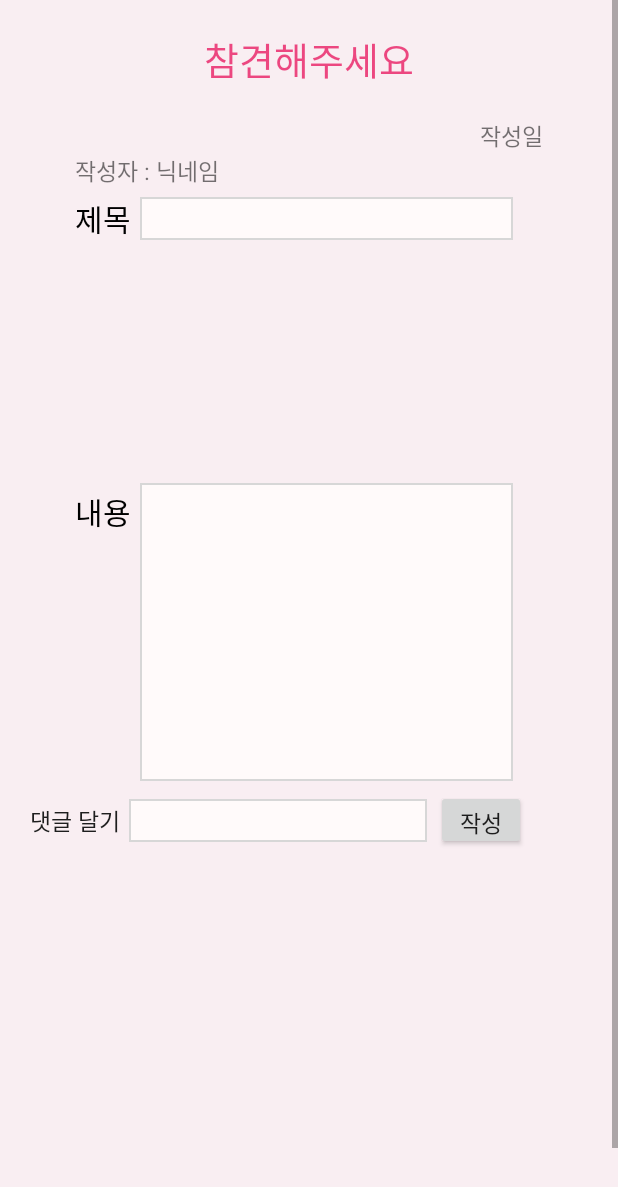
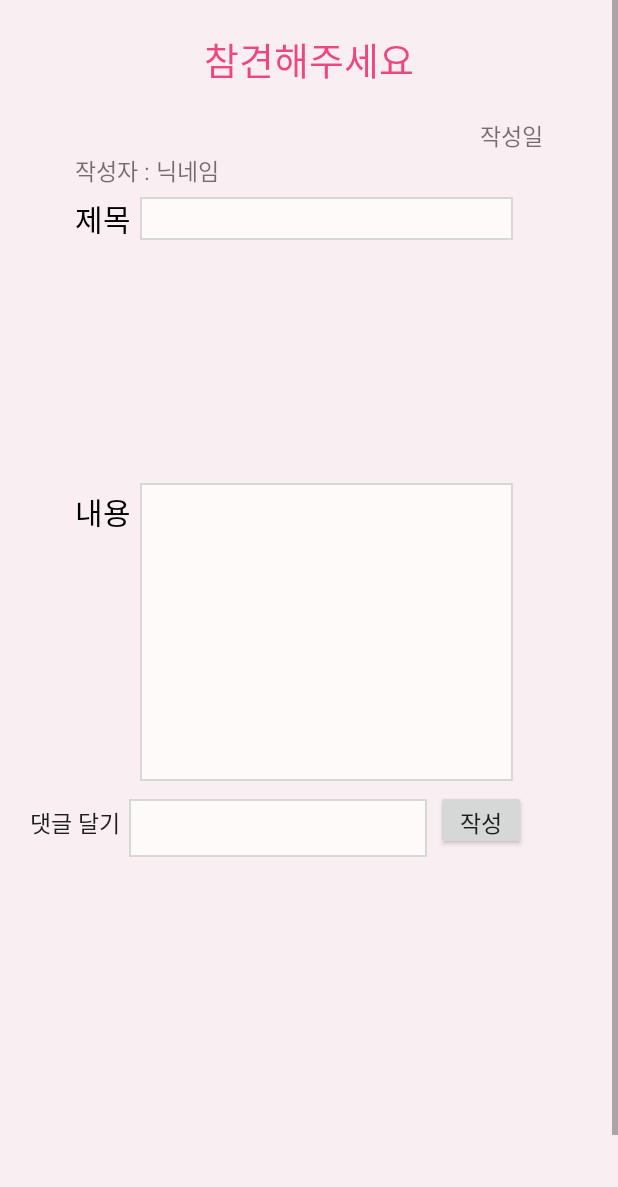
Before and after one commit to jes9401/HairShopApplication, an Android app: the layout activity_please_contents.xml on its own in the app's theme, with its tools: preview values and no code run, on a phone screen of 412 x 824 dp. Shown: the top 1187 px of the screen. Run offline under Robolectric (Android 15) with nearby library versions, the light colour scheme and no system bars; network calls fail.

Commit message:
EditText 및 TextView에서 글이 창을 넘어갈 시 스크롤 생성 구현

```diff
--- a/app/src/main/res/layout/activity_please_contents.xml
+++ b/app/src/main/res/layout/activity_please_contents.xml
@@ -5,6 +5,7 @@
     android:background="@color/colorBack"
     android:fillViewport="true"
     android:descendantFocusability="blocksDescendants"
+    android:id="@+id/sv1"
     >
 
     <LinearLayout
@@ -121,7 +122,12 @@
                     android:background="@drawable/edge"
                     android:gravity="top|left"
                     android:padding="5dp"
-                    android:textSize="15dp"></TextView>
+                    android:textSize="15dp"
+                    android:minLines="10"
+                    android:scrollbarStyle="insideInset"
+                    android:scrollbars="vertical"
+                    android:overScrollMode="always"
+                    ></TextView>
 
             </LinearLayout>
 
@@ -138,8 +144,9 @@
                 android:layout_marginLeft="20dp"
                 android:layout_width="wrap_content"
                 android:layout_height="wrap_content"
-                android:layout_gravity="center"
-                android:text="댓글 달기"/>
+                android:layout_gravity="top"
+                android:text="댓글 달기"
+                />
 
             <EditText
                 android:padding="3dp"
@@ -147,9 +154,13 @@
                 android:layout_gravity="center"
                 android:layout_margin="5dp"
                 android:layout_width="200dp"
-                android:layout_height="30dp"
+                android:layout_height="40dp"
                 android:background="@drawable/edge"
                 android:textSize="15dp"
+                android:minLines="10"
+                android:scrollbarStyle="insideInset"
+                android:scrollbars="vertical"
+                android:overScrollMode="always"
 
                 android:id="@+id/commentText"
                 ></EditText>
--- a/app/src/main/res/layout/activity_write.xml
+++ b/app/src/main/res/layout/activity_write.xml
@@ -109,6 +109,11 @@
                 android:background="@drawable/edge"
                 android:textSize="15dp"
 
+                android:minLines="10"
+                android:scrollbarStyle="insideInset"
+                android:scrollbars="vertical"
+                android:overScrollMode="always"
+
                 android:id="@+id/contentsText"
                 ></EditText>
 
```
Also changed, not shown: app/src/main/java/com/example/hairapplication/PleaseContentsActivity.java (+33 -0 lines), app/src/main/java/com/example/hairapplication/ReviewWriteActivity.java (+8 -1 lines), app/src/main/java/com/example/hairapplication/WriteActivity.java (+14 -0 lines).
